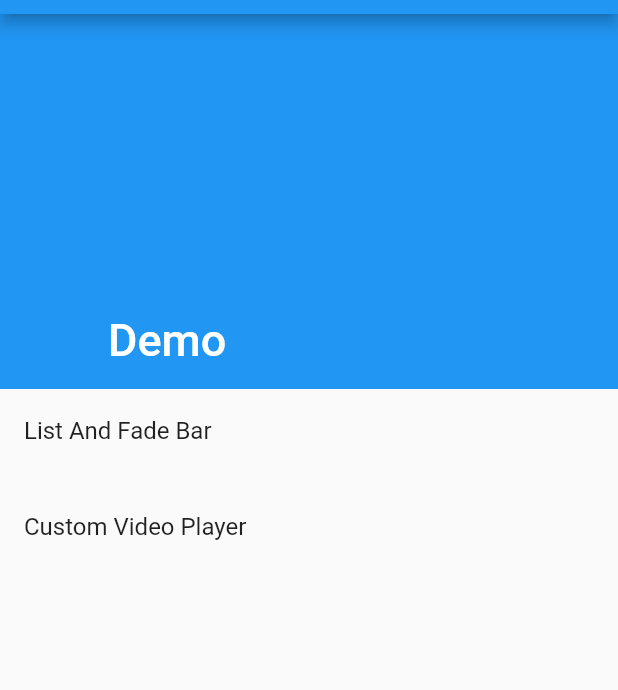
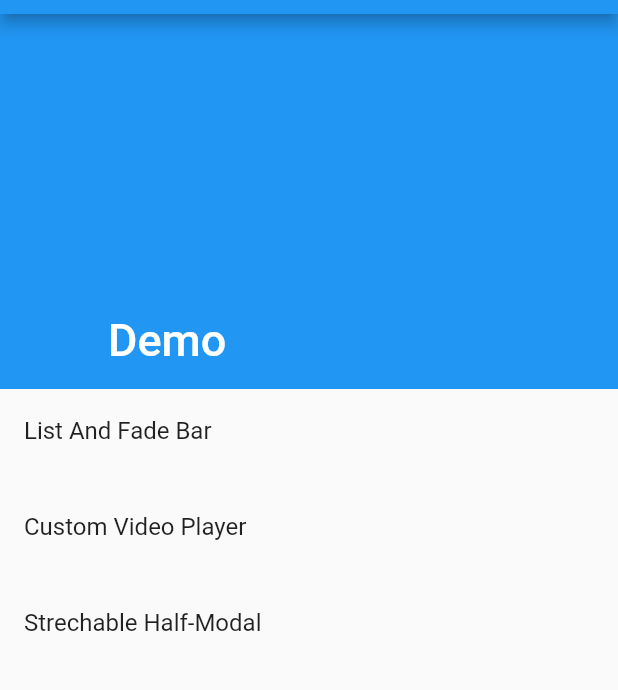
Before and after one commit to riscait/flutter_playground, a Flutter app: the screen it shows after launch, on a phone screen of 412 x 824 dp, the part 70-760 px from its top. Run offline on Flutter 3.47's test engine with Material 2 defaults, Android fonts, the phone set to English and light mode, and no system bars; our stand-ins replace flutter_hooks, freezed_annotation, hooks_riverpod, video_player.

Commit message:
add StrechableHalfModal

```diff
--- a/lib/src/home_page.dart
+++ b/lib/src/home_page.dart
@@ -4,6 +4,7 @@ import 'package:flutter_hooks/flutter_hooks.dart';
 import 'cutom_video_player/video_player_page.dart';
 import 'list_and_fade_bar/list_and_fade_bar.dart';
 import 'localization/localization.dart';
+import 'stretchable_half_modal/stretchable_half_modal.dart';
 
 class HomePage extends HookWidget {
   HomePage({
@@ -45,6 +46,10 @@ class HomePage extends HookWidget {
                   title: Text(Localized.of(context).customVideoPlayer),
                   onTap: () => navigateToPage(const VideoPlayerPage()),
                 ),
+                ListTile(
+                  title: Text(Localized.of(context).strechableHalfModal),
+                  onTap: () => navigateToPage(const StretchableHalfModal()),
+                ),
               ],
             ),
           ),
--- a/lib/src/localization/message.dart
+++ b/lib/src/localization/message.dart
@@ -11,6 +11,7 @@ abstract class Message with _$Message {
     required String homePageTitle,
     required String listAndFadeBar,
     required String customVideoPlayer,
+    required String strechableHalfModal,
   }) = _Message;
 
   factory Message.of(Locale locale) {
@@ -28,6 +29,7 @@ abstract class Message with _$Message {
         homePageTitle: 'Playground Home',
         listAndFadeBar: 'List And Fade Bar',
         customVideoPlayer: 'Custom Video Player',
+        strechableHalfModal: 'Strechable Half-Modal',
       );
 
   factory Message.ja() => Message(
@@ -35,5 +37,6 @@ abstract class Message with _$Message {
         homePageTitle: 'ホーム',
         listAndFadeBar: 'FadeBarとListView',
         customVideoPlayer: 'カスタムVideoPlayer',
+        strechableHalfModal: '伸縮可能ハーフモーダル',
       );
 }
```
Also changed, not shown: lib/src/stretchable_half_modal/stretchable_half_modal.dart (added, +53 -0 lines), lib/src/localization/message.freezed.dart.
